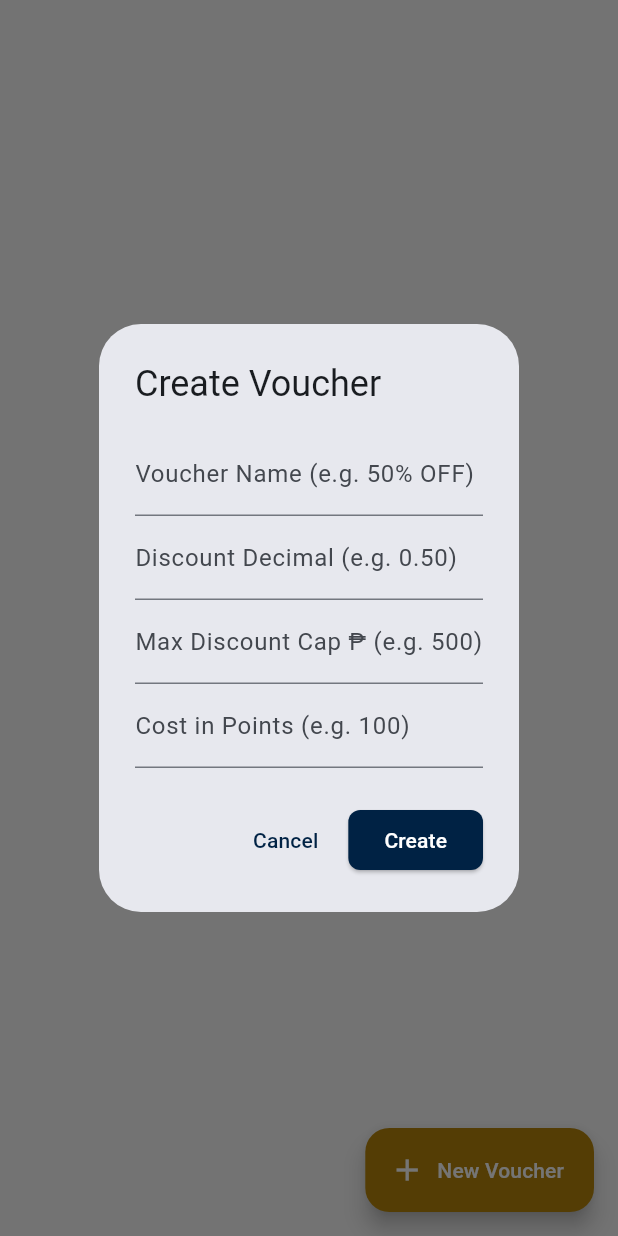
After one commit to whyburrito/S-Retail-Hub, a Flutter app: the AdminVouchersPage screen opened directly, after a tap on "New Voucher", on a phone screen of 412 x 824 dp. The commit adds this screen. Run offline on Flutter 3.47's test engine with Material 3 defaults, Android fonts, the phone set to English and light mode, and no system bars; our stand-ins replace cloud_firestore, firebase_auth, firebase_core, image_picker; accounts and stored records are empty.

Commit message:
Add voucher system: model, admin & rewards UI
Introduce a VoucherModel and full voucher workflow: an AdminVouchersPage (create/delete vouchers) and integration into the admin dashboard; a new RewardsPage for users to redeem vouchers with points; and cart changes to apply/remove vouchers via a dynamic bottom sheet. Checkout transaction logic in cart_page.dart was reorganized to perform all reads first, then writes (update stock, create order, and burn the redeemed voucher from the user's ownedVouchers) to ensure data consistency. Additional UX improvements: prevent duplicate redeem clicks with a loading state, add unique claimId for redeemed vouchers to allow duplicates, and minor UI/icon updates.

```diff
--- /dev/null
+++ b/lib/models/voucher.dart
@@ -0,0 +1,34 @@
+class VoucherModel {
+  String? id;
+  String name;
+  double discountPercent;
+  double maxCap;
+  int costInPoints;
+
+  VoucherModel({
+    this.id,
+    required this.name,
+    required this.discountPercent,
+    required this.maxCap,
+    required this.costInPoints,
+  });
+
+  factory VoucherModel.fromMap(Map<String, dynamic> data, String documentId) {
+    return VoucherModel(
+      id: documentId,
+      name: data['name'] ?? '',
+      discountPercent: (data['discountPercent'] ?? 0.0).toDouble(),
+      maxCap: (data['maxCap'] ?? 0.0).toDouble(),
+      costInPoints: data['costInPoints'] ?? 0,
+    );
+  }
+
+  Map<String, dynamic> toMap() {
+    return {
+      'name': name,
+      'discountPercent': discountPercent,
+      'maxCap': maxCap,
+      'costInPoints': costInPoints,
+    };
+  }
+}
--- a/lib/pages/admin/admin_dashboard_page.dart
+++ b/lib/pages/admin/admin_dashboard_page.dart
@@ -4,6 +4,7 @@ import '../../services/auth_service.dart';
 import '../auth/login_page.dart';
 import 'inventory_page.dart';
 import 'live_orders_page.dart';
+import 'admin_vouchers_page.dart';
 
 class AdminDashboardPage extends StatefulWidget {
   const AdminDashboardPage({super.key});
@@ -19,11 +20,13 @@ class _AdminDashboardPageState extends State<AdminDashboardPage> {
   final List<Widget> pages = [
     const InventoryPage(),
     const LiveOrdersPage(),
+    const AdminVouchersPage(),
   ];
 
   final List<String> titles = [
     "Inventory Management",
     "Live Orders Feed",
+    "Voucher Management",
   ];
 
   void logout() async {
@@ -126,6 +129,13 @@ class _AdminDashboardPageState extends State<AdminDashboardPage> {
               ),
               onTap: () { setState(() => selectedIndex = 1); Navigator.pop(context); },
             ),
+            ListTile(
+              leading: const Icon(Icons.local_activity_outlined, color: Color(0xFF002244)),
+              title: const Text("Vouchers", style: TextStyle(fontWeight: FontWeight.bold)),
+              selected: selectedIndex == 2,
+              selectedTileColor: Colors.grey.shade200,
+              onTap: () { setState(() => selectedIndex = 2); Navigator.pop(context); },
+            ),
             const Spacer(),
             const Divider(),
             Padding(
--- /dev/null
+++ b/lib/pages/admin/admin_vouchers_page.dart
@@ -0,0 +1,87 @@
+import 'package:flutter/material.dart';
+import 'package:cloud_firestore/cloud_firestore.dart';
+import '../../models/voucher.dart';
+
+class AdminVouchersPage extends StatelessWidget {
+  const AdminVouchersPage({super.key});
+
+  void _addVoucherDialog(BuildContext context) {
+    final nameCtrl = TextEditingController();
+    final percentCtrl = TextEditingController();
+    final capCtrl = TextEditingController();
+    final costCtrl = TextEditingController();
+
+    showDialog(
+      context: context,
+      builder: (context) => AlertDialog(
+        title: const Text("Create Voucher"),
+        content: SingleChildScrollView(
+          child: Column(
+            mainAxisSize: MainAxisSize.min,
+            children: [
+              TextField(controller: nameCtrl, decoration: const InputDecoration(labelText: "Voucher Name (e.g. 50% OFF)")),
+              TextField(controller: percentCtrl, keyboardType: TextInputType.number, decoration: const InputDecoration(labelText: "Discount Decimal (e.g. 0.50)")),
+              TextField(controller: capCtrl, keyboardType: TextInputType.number, decoration: const InputDecoration(labelText: "Max Discount Cap ₱ (e.g. 500)")),
+              TextField(controller: costCtrl, keyboardType: TextInputType.number, decoration: const InputDecoration(labelText: "Cost in Points (e.g. 100)")),
+            ],
+          ),
+        ),
+        actions: [
+          TextButton(onPressed: () => Navigator.pop(context), child: const Text("Cancel")),
+          ElevatedButton(
+            onPressed: () {
+              FirebaseFirestore.instance.collection('Vouchers').add(VoucherModel(
+                name: nameCtrl.text,
+                discountPercent: double.parse(percentCtrl.text),
+                maxCap: double.parse(capCtrl.text),
+                costInPoints: int.parse(costCtrl.text),
+              ).toMap());
+              Navigator.pop(context);
+            },
+            style: ElevatedButton.styleFrom(backgroundColor: const Color(0xFF002244)),
+            child: const Text("Create"),
+          ),
+        ],
+      ),
+    );
+  }
+
+  @override
+  Widget build(BuildContext context) {
+    return Scaffold(
+      body: StreamBuilder(
+        stream: FirebaseFirestore.instance.collection('Vouchers').snapshots(),
+        builder: (context, snapshot) {
+          if (!snapshot.hasData) return const Center(child: CircularProgressIndicator());
+          final docs = snapshot.data!.docs;
+          if (docs.isEmpty) return const Center(child: Text("No vouchers created."));
+
+          return ListView.builder(
+            padding: const EdgeInsets.all(12),
+            itemCount: docs.length,
+            itemBuilder: (context, index) {
+              var v = VoucherModel.fromMap(docs[index].data(), docs[index].id);
+              return Card(
+                child: ListTile(
+                  leading: const Icon(Icons.local_activity, color: Color(0xFFB8860B)),
+                  title: Text(v.name, style: const TextStyle(fontWeight: FontWeight.bold)),
+                  subtitle: Text("Costs: ${v.costInPoints} Points • Cap: ₱${v.maxCap}"),
+                  trailing: IconButton(
+                    icon: const Icon(Icons.delete, color: Colors.red),
+                    onPressed: () => FirebaseFirestore.instance.collection('Vouchers').doc(v.id).delete(),
+                  ),
+                ),
+              );
+            },
+          );
+        },
+      ),
+      floatingActionButton: FloatingActionButton.extended(
+        onPressed: () => _addVoucherDialog(context),
+        backgroundColor: const Color(0xFFB8860B),
+        icon: const Icon(Icons.add, color: Colors.white),
+        label: const Text("New Voucher", style: TextStyle(color: Colors.white)),
+      ),
+    );
+  }
+}
--- a/lib/pages/user/user_dashboard_page.dart
+++ b/lib/pages/user/user_dashboard_page.dart
@@ -10,6 +10,7 @@ import 'product_detail_page.dart';
 import 'cart_page.dart';
 import 'order_history_page.dart';
 import 'qr_scanner_page.dart';
+import 'rewards_page.dart';
 
 class UserDashboardPage extends StatefulWidget {
   const UserDashboardPage({super.key});
@@ -89,6 +90,11 @@ class _UserDashboardPageState extends State<UserDashboardPage> {
                   ),
                 ),
               ),
+            ),
+            ListTile(
+                leading: const Icon(Icons.stars, color: Color(0xFFB8860B)),
+                title: const Text("Rewards Hub"),
+                onTap: () { Navigator.pop(context); Navigator.push(context, MaterialPageRoute(builder: (_) => const RewardsPage())); }
             ),
             ListTile(leading: const Icon(Icons.history), title: const Text("My Orders"), onTap: () { Navigator.pop(context); Navigator.push(context, MaterialPageRoute(builder: (_) => const OrderHistoryPage())); }),
             const Divider(),
```
Also changed, not shown: lib/pages/user/cart_page.dart (+97 -12 lines), lib/pages/user/rewards_page.dart (added, +131 -0 lines).
